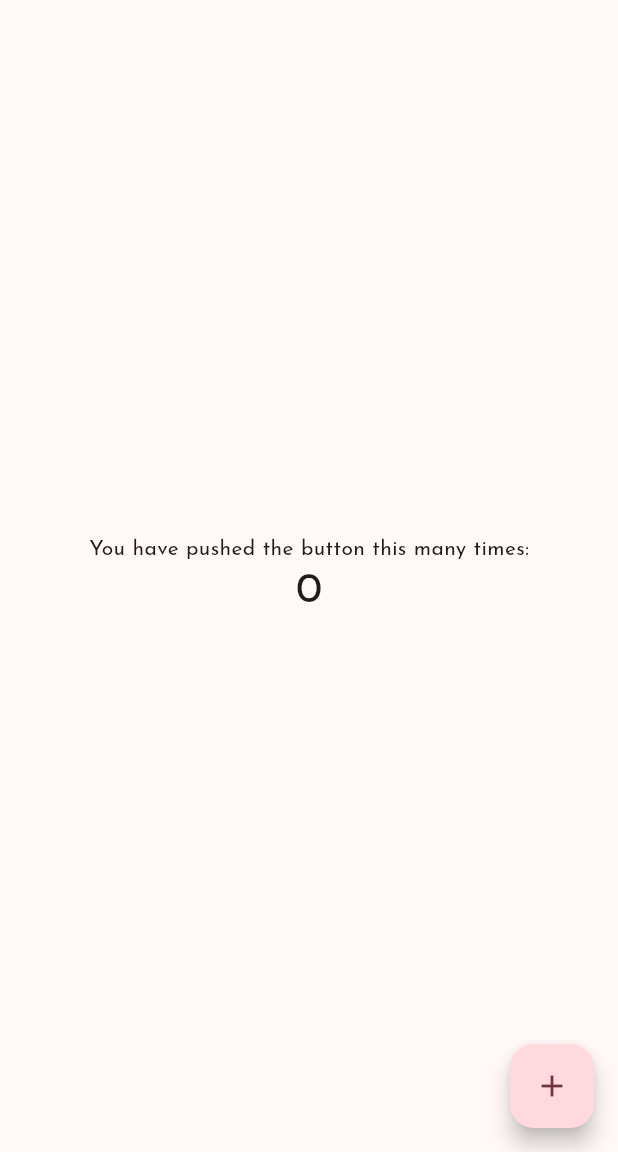
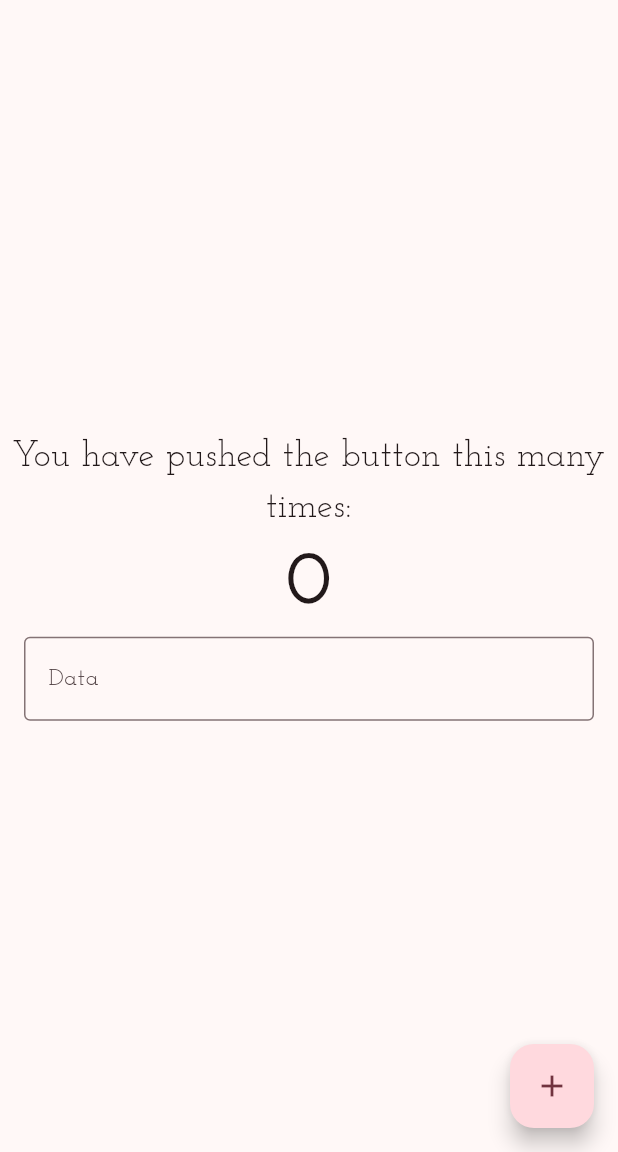
Before and after one commit to MooDevArts/practice_3, a Flutter app: the screen it shows after launch, on a phone screen of 412 x 824 dp, the part 84-1236 px from its top. Run offline on Flutter 3.47's test engine with Material 3 defaults, Android fonts, the phone set to English and light mode, and no system bars.

Commit message:
Add Text Field

```diff
--- a/lib/main.dart
+++ b/lib/main.dart
@@ -1,4 +1,5 @@
 import 'package:flutter/material.dart';
+import 'package:flutter/services.dart';
 
 void main() {
   runApp(const MyApp());
@@ -29,7 +30,7 @@ class MyApp extends StatelessWidget {
         // This works for code too, not just values: Most code changes can be
         // tested with just a hot reload.
         colorScheme: ColorScheme.fromSeed(seedColor: Colors.pink),
-        fontFamily: "Josefin_Sans",
+        fontFamily: "Josefin_Slab",
       ),
       home: const MyHomePage(title: 'Flutter Demo Home Page'),
     );
@@ -84,7 +85,7 @@ class _MyHomePageState extends State<MyHomePage> {
         backgroundColor: Theme.of(context).colorScheme.inversePrimary,
         // Here we take the value from the MyHomePage object that was created by
         // the App.build method, and use it to set our appbar title.
-        title: Text(widget.title),
+        title: Text(widget.title, style: TextStyle(fontFamily: "Josefin_Sans")),
       ),
       body: Center(
         // Center is a layout widget. It takes a single child and positions it
@@ -105,10 +106,39 @@ class _MyHomePageState extends State<MyHomePage> {
           // wireframe for each widget.
           mainAxisAlignment: MainAxisAlignment.center,
           children: <Widget>[
-            const Text('You have pushed the button this many times:'),
+            const Text(
+              'You have pushed the button this many times:',
+              style: TextStyle(fontSize: 24),
+              textAlign: TextAlign.center,
+            ),
             Text(
               '$_counter',
-              style: Theme.of(context).textTheme.headlineMedium,
+              style: TextStyle(
+                fontFamily: "Josefin_Slab",
+                fontSize: 48,
+                fontWeight: FontWeight.w700,
+              ),
+            ),
+            Padding(
+              padding: const EdgeInsets.only(left: 16, right: 16),
+              child: TextField(
+                style: TextStyle(),
+                cursorColor: Colors.black,
+                textAlign: TextAlign.center,
+                decoration: InputDecoration(
+                  border: OutlineInputBorder(
+                    borderSide: BorderSide(width: 0.0),
+                  ),
+                  focusedBorder: OutlineInputBorder(
+                    borderSide: BorderSide(width: 0.0, color: Colors.brown),
+                  ),
+                  label: Text("Data"),
+                  // Icon(
+                  //   Icons.access_alarms_outlined,
+                  //   color: Colors.brown,
+                  // ),
+                ),
+              ),
             ),
           ],
         ),
```
Also changed, not shown: pubspec.yaml (+6 -5 lines).
